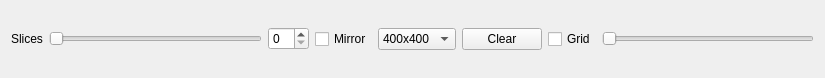
JulienChevron/Mandala, file ui/TopWidget.ui: the form before one commit.
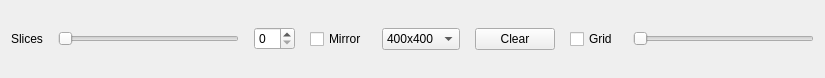
The form after the commit.

Commit message: Create Bottom Widget

```diff
--- a/ui/TopWidget.ui
+++ b/ui/TopWidget.ui
@@ -11,6 +11,9 @@
    </rect>
   </property>
   <layout class="QHBoxLayout" name="horizontalLayout">
+   <property name="spacing">
+    <number>15</number>
+   </property>
    <item>
     <widget class="QLabel" name="label">
      <property name="text">
```
Left out of the diff: 35 changed lines with no effect on the pictures. The commit also changes 2 other files.
